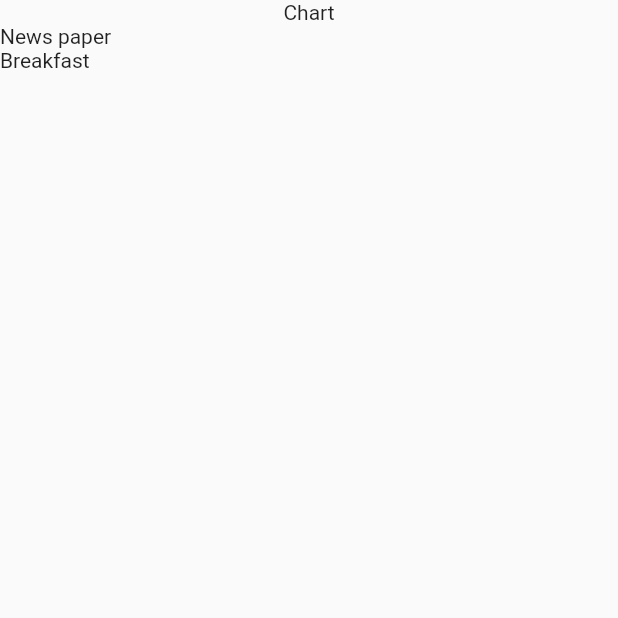
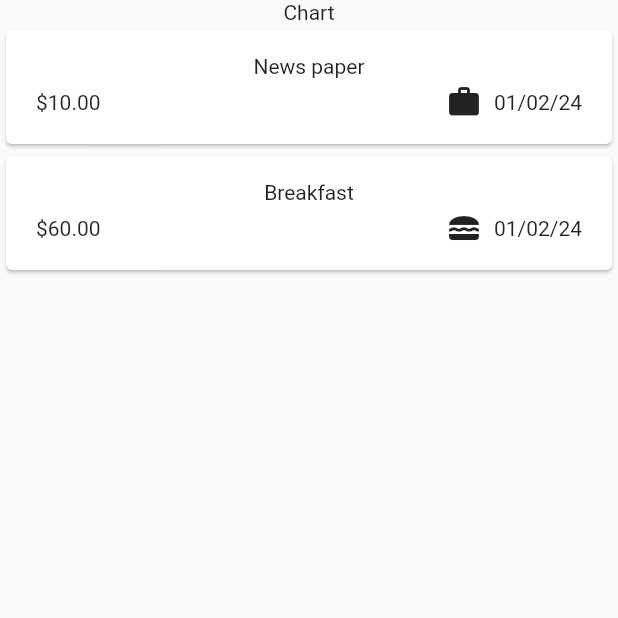
Before and after one commit to demonking15543/expense_tracker, a Flutter app: the screen it shows after launch, on a phone screen of 412 x 824 dp, the top half of it. Run offline on Flutter 3.47's test engine with Material 2 defaults, Android fonts, the phone set to English and light mode, and no system bars.

Commit message:
card view and cutom formated date addded

```diff
--- a/lib/main.dart
+++ b/lib/main.dart
@@ -1,4 +1,4 @@
-import 'package:expense_tracker/expenses.dart';
+import 'package:expense_tracker/widgets/expenses.dart';
 import 'package:flutter/material.dart';
 
 
--- a/lib/modals/expense.dart
+++ b/lib/modals/expense.dart
@@ -1,9 +1,24 @@
 
+import 'package:flutter/material.dart';
+import 'package:intl/intl.dart';
 import 'package:uuid/uuid.dart';
 
 const uuid =  Uuid();
+final DateTime now = DateTime.now();
+final DateFormat f = DateFormat('dd/MM/yy');
+
+final formater = f;
 
 enum Category  {travel, food, leisure, work  }
+const categoryIcons ={
+  Category.food: Icons.lunch_dining,
+  Category.travel:Icons.flight,
+    Category.leisure:Icons.movie,
+      Category.work:Icons.work,
+
+
+};
+
 class Expense{
 
   Expense({
@@ -19,5 +34,10 @@ class Expense{
   final DateTime date;
   final Category category;
 
+  String get formatedDate {
+    return formater.format(date);
+
+  }
+
 
 }
--- a/lib/expenses.dart
+++ b/lib/widgets/expenses.dart
@@ -1,7 +1,7 @@
-import 'package:expense_tracker/expenses_list.dart';
 import 'package:expense_tracker/modals/expense.dart';
+import 'package:expense_tracker/widgets/expenseslist/expenses_list.dart';
+
 import 'package:flutter/material.dart';
-
 class Expenses extends StatefulWidget{
    const Expenses({super.key});
   @override
--- /dev/null
+++ b/lib/widgets/expenseslist/expenses_item.dart
@@ -0,0 +1,34 @@
+import 'package:flutter/material.dart';
+import 'package:expense_tracker/modals/expense.dart';
+class ExpenseItem extends StatelessWidget{
+const ExpenseItem(this.expense, {super.key});
+
+final Expense expense;
+  @override
+  Widget build(BuildContext context) {
+
+    return Card(
+
+      child: Padding(
+        padding: const EdgeInsets.symmetric(
+          horizontal: 20,
+          vertical: 16,
+        ),
+        child: Column(
+          children: [
+            Text(expense.title),
+            const SizedBox(height: 4,),
+            Row(children: [
+              Text('\$${expense.amount}'),
+              const Spacer(),
+              Row(children: [
+                 Icon(categoryIcons[expense.category]),
+                const SizedBox(width: 8,),
+                Text(expense.formatedDate)
+              ],)
+            ],)
+          ],
+        ),
+      ),);
+  }
+}
--- a/lib/expenses_list.dart
+++ b/lib/widgets/expenseslist/expenses_list.dart
@@ -1,4 +1,5 @@
 import 'package:expense_tracker/modals/expense.dart';
+import 'package:expense_tracker/widgets/expenseslist/expenses_item.dart';
 import 'package:flutter/material.dart';
 
 class ExpensesList extends  StatelessWidget{
@@ -11,11 +12,10 @@ class ExpensesList extends  StatelessWidget{
 Widget build(BuildContext context){
   return ListView.builder(
     itemCount: expenses.length,
-    itemBuilder: (ctx, index){
-      return Text(expenses[index].title);
-    }
+    itemBuilder: (ctx, index)=>ExpenseItem(expenses[index]));
 
-  );
+
+
 }
 
 }
--- a/pubspec.yaml
+++ b/pubspec.yaml
@@ -36,6 +36,7 @@ dependencies:
   # Use with the CupertinoIcons class for iOS style icons.
   cupertino_icons: ^1.0.2
   uuid: ^4.1.0
+  intl: ^0.18.1
 
 dev_dependencies:
   flutter_test:
```
Also changed, not shown: pubspec.lock.
